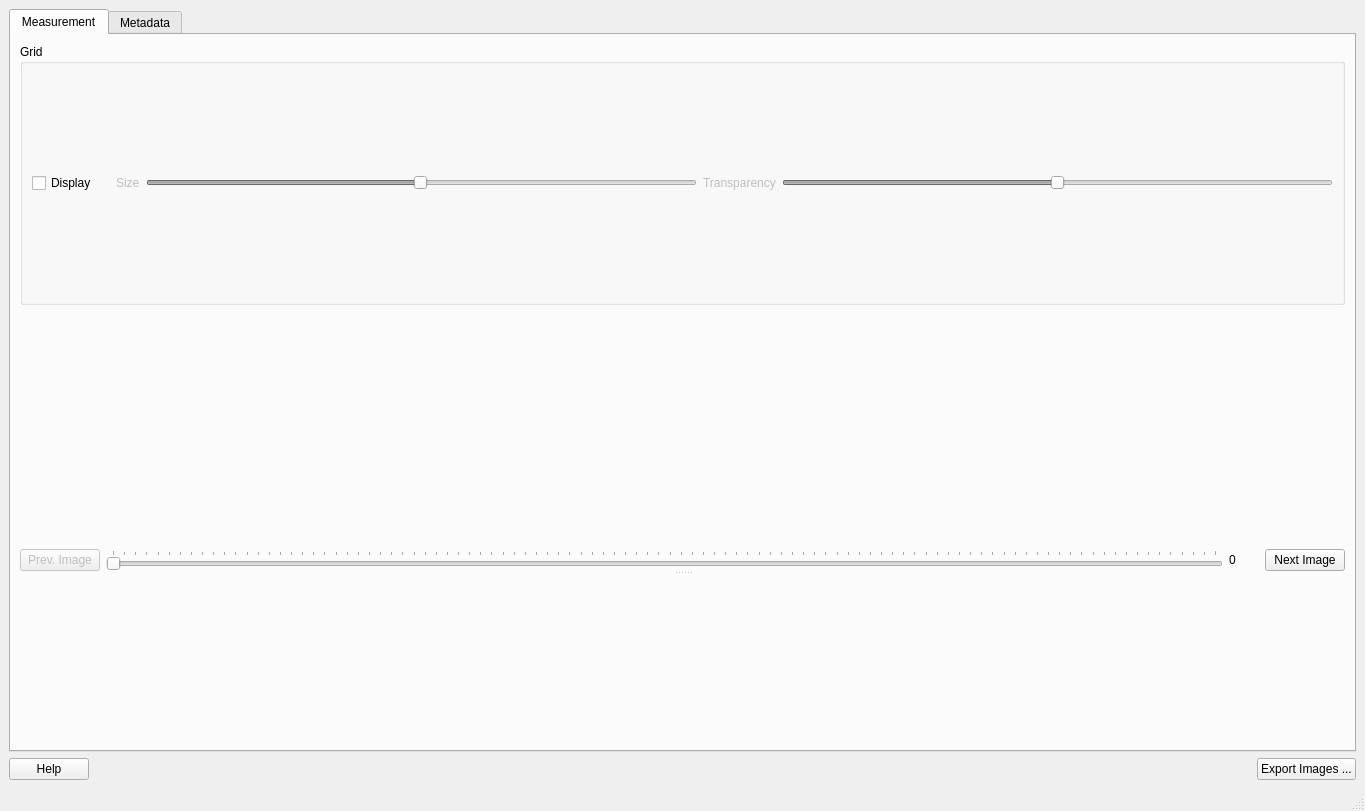
Above: ui/ui_metadata_overlapping_images.ui from neutronimaging/python_notebooks before the change. Below: the same form after it.
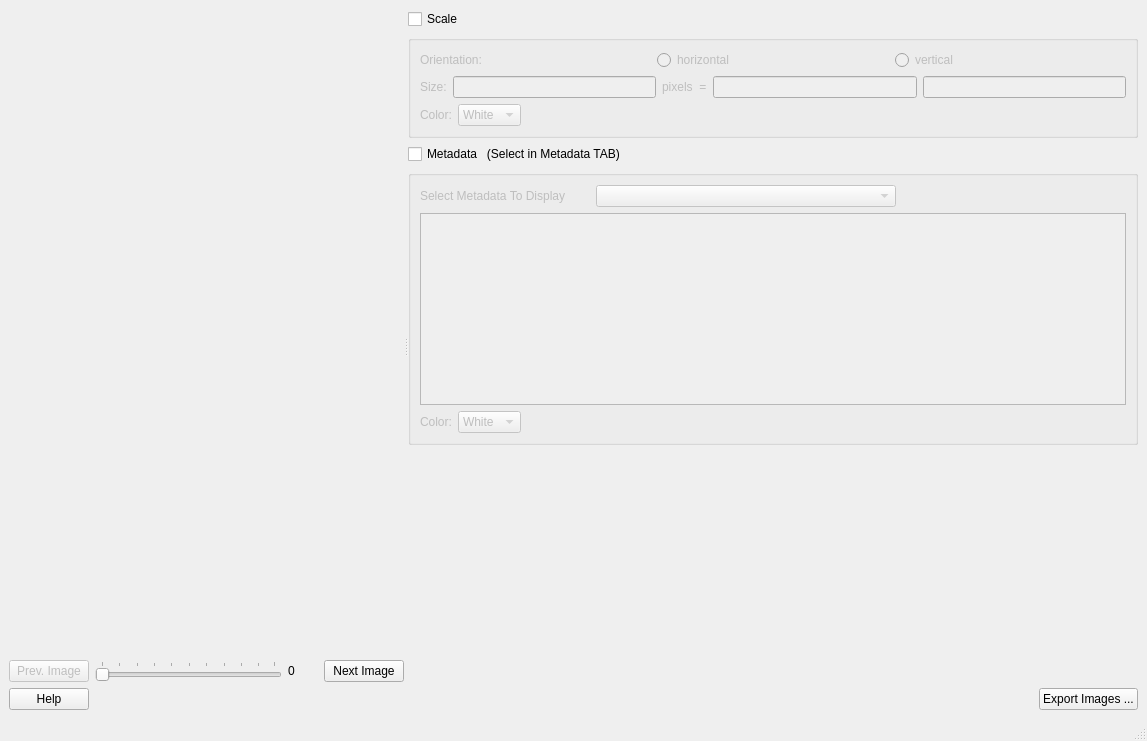
That is the form after the change.

Commit message: Designed ui of new metadata_overlapping_images

```diff
--- a/ui/ui_metadata_overlapping_images.ui
+++ b/ui/ui_metadata_overlapping_images.ui
@@ -6,8 +6,8 @@
    <rect>
     <x>0</x>
     <y>0</y>
-    <width>1365</width>
-    <height>811</height>
+    <width>1147</width>
+    <height>741</height>
    </rect>
   </property>
   <property name="minimumSize">
@@ -25,141 +25,28 @@
   <widget class="QWidget" name="centralwidget">
    <layout class="QVBoxLayout" name="verticalLayout_7">
     <item>
-     <widget class="QTabWidget" name="tabWidget">
-      <property name="currentIndex">
-       <number>0</number>
-      </property>
-      <widget class="QWidget" name="tab">
-       <attribute name="title">
-        <string>Measurement</string>
-       </attribute>
-       <layout class="QVBoxLayout" name="verticalLayout_4">
-        <item>
-         <widget class="QSplitter" name="splitter_2">
-          <property name="orientation">
-           <enum>Qt::Vertical</enum>
-          </property>
           <widget class="QSplitter" name="splitter">
            <property name="orientation">
             <enum>Qt::Horizontal</enum>
            </property>
-           <widget class="QWidget" name="layoutWidget">
+      <widget class="QWidget" name="">
             <layout class="QVBoxLayout" name="verticalLayout_3">
              <item>
-              <widget class="QGroupBox" name="groupBox">
-               <property name="title">
-                <string>Grid</string>
-               </property>
-               <layout class="QHBoxLayout" name="horizontalLayout_6">
+         <layout class="QHBoxLayout" name="horizontalLayout_7">
                 <item>
-                 <widget class="QCheckBox" name="grid_display_checkBox">
-                  <property name="maximumSize">
-                   <size>
-                    <width>70</width>
-                    <height>16777215</height>
-                   </size>
-                  </property>
-                  <property name="text">
-                   <string>Display</string>
-                  </property>
-                 </widget>
-                </item>
-                <item>
-                 <widget class="QLabel" name="label_4">
-                  <property name="text">
-                   <string/>
-                  </property>
-                 </widget>
-                </item>
-                <item>
-                 <widget class="QLabel" name="display_size_label">
-                  <property name="enabled">
-                   <bool>false</bool>
-                  </property>
-                  <property name="maximumSize">
-                   <size>
-                    <width>40</width>
-                    <height>16777215</height>
-                   </size>
-                  </property>
-                  <property name="text">
-                   <string>Size</string>
-                  </property>
-                 </widget>
-                </item>
-                <item>
-                 <widget class="QSlider" name="grid_size_slider">
-                  <property name="enabled">
-                   <bool>false</bool>
-                  </property>
+           <widget class="QWidget" name="pyqtgraph_widget" native="true">
                   <property name="sizePolicy">
-                   <sizepolicy hsizetype="Expanding" vsizetype="Fixed">
+             <sizepolicy hsizetype="Expanding" vsizetype="Expanding">
                     <horstretch>0</horstretch>
                     <verstretch>0</verstretch>
                    </sizepolicy>
                   </property>
-                  <property name="maximumSize">
-                   <size>
-                    <width>16777215</width>
-                    <height>16777215</height>
-                   </size>
-                  </property>
-                  <property name="minimum">
-                   <number>1</number>
-                  </property>
-                  <property name="maximum">
-                   <number>200</number>
-                  </property>
-                  <property name="value">
-                   <number>100</number>
-                  </property>
-                  <property name="orientation">
-                   <enum>Qt::Horizontal</enum>
-                  </property>
-                 </widget>
-                </item>
-                <item>
-                 <widget class="QLabel" name="display_transparency_label">
-                  <property name="enabled">
-                   <bool>false</bool>
-                  </property>
-                  <property name="text">
-                   <string>Transparency</string>
-                  </property>
-                 </widget>
-                </item>
-                <item>
-                 <widget class="QSlider" name="transparency_slider">
-                  <property name="enabled">
-                   <bool>false</bool>
-                  </property>
-                  <property name="maximum">
-                   <number>100</number>
-                  </property>
-                  <property name="value">
-                   <number>50</number>
-                  </property>
-                  <property name="orientation">
-                   <enum>Qt::Horizontal</enum>
-                  </property>
-                 </widget>
-                </item>
-               </layout>
-              </widget>
+           </widget>
+          </item>
+         </layout>
              </item>
              <item>
-              <layout class="QHBoxLayout" name="horizontalLayout_5">
-               <item>
-                <layout class="QVBoxLayout" name="verticalLayout_2">
-                 <item>
-                  <layout class="QHBoxLayout" name="horizontalLayout_2">
-                   <item>
-                    <widget class="QWidget" name="pyqtgraph_widget" native="true"/>
-                   </item>
-                  </layout>
-                 </item>
-                 <item>
-                  <layout class="QHBoxLayout" name="horizontalLayout_3">
+         <layout class="QHBoxLayout" name="horizontalLayout_8">
                    <item>
                     <widget class="QPushButton" name="previous_image_button">
                      <property name="enabled">
@@ -218,21 +105,154 @@
                   </layout>
                  </item>
                 </layout>
-               </item>
+      </widget>
+      <widget class="QWidget" name="">
+       <layout class="QVBoxLayout" name="verticalLayout_6">
+        <item>
+         <layout class="QVBoxLayout" name="verticalLayout_4">
+          <item>
+           <widget class="QCheckBox" name="checkBox">
+            <property name="text">
+             <string>Scale</string>
+            </property>
+           </widget>
+          </item>
+          <item>
+           <widget class="QGroupBox" name="groupBox">
+            <property name="enabled">
+             <bool>false</bool>
+            </property>
+            <property name="title">
+             <string/>
+            </property>
+            <layout class="QVBoxLayout" name="verticalLayout_2">
+             <item>
+              <layout class="QHBoxLayout" name="horizontalLayout_2">
+               <item>
+                <widget class="QLabel" name="label_2">
+                 <property name="text">
+                  <string>Orientation:</string>
+                 </property>
+                </widget>
+               </item>
+               <item>
+                <widget class="QRadioButton" name="radioButton">
+                 <property name="text">
+                  <string>horizontal</string>
+                 </property>
+                </widget>
+               </item>
+               <item>
+                <widget class="QRadioButton" name="radioButton_2">
+                 <property name="text">
+                  <string>vertical</string>
+                 </property>
+                </widget>
+               </item>
               </layout>
              </item>
-            </layout>
-           </widget>
-          </widget>
-          <widget class="QWidget" name="profile_widget" native="true"/>
+             <item>
+              <layout class="QHBoxLayout" name="horizontalLayout_3">
+               <item>
+                <widget class="QLabel" name="label_3">
+                 <property name="text">
+                  <string>Size:</string>
+                 </property>
+                </widget>
+               </item>
+               <item>
+                <widget class="QLineEdit" name="lineEdit"/>
+               </item>
+               <item>
+                <widget class="QLabel" name="label_4">
+                 <property name="text">
+                  <string>pixels  =</string>
+                 </property>
+                </widget>
+               </item>
+               <item>
+                <widget class="QLineEdit" name="lineEdit_2"/>
+               </item>
+               <item>
+                <widget class="QLineEdit" name="lineEdit_3"/>
+               </item>
+              </layout>
+             </item>
+             <item>
+              <layout class="QHBoxLayout" name="horizontalLayout_5">
+               <item>
+                <widget class="QLabel" name="label_5">
+                 <property name="text">
+                  <string>Color:</string>
+                 </property>
+                </widget>
+               </item>
+               <item>
+                <widget class="QComboBox" name="comboBox_2">
+                 <item>
+                  <property name="text">
+                   <string>White</string>
+                  </property>
+                 </item>
+                 <item>
+                  <property name="text">
+                   <string>Red</string>
+                  </property>
+                 </item>
+                 <item>
+                  <property name="text">
+                   <string>Blue</string>
+                  </property>
+                 </item>
+                 <item>
+                  <property name="text">
+                   <string>Green</string>
+                  </property>
+                 </item>
+                 <item>
+                  <property name="text">
+                   <string>Black</string>
+                  </property>
+                 </item>
+                </widget>
+               </item>
+               <item>
+                <spacer name="horizontalSpacer_3">
+                 <property name="orientation">
+                  <enum>Qt::Horizontal</enum>
+                 </property>
+                 <property name="sizeHint" stdset="0">
+                  <size>
+                   <width>40</width>
+                   <height>20</height>
+                  </size>
+                 </property>
+                </spacer>
+               </item>
+              </layout>
+             </item>
+            </layout>
          </widget>
         </item>
        </layout>
-      </widget>
-      <widget class="QWidget" name="tab_2">
-       <attribute name="title">
-        <string>Metadata</string>
-       </attribute>
+        </item>
+        <item>
+         <layout class="QVBoxLayout" name="verticalLayout_5">
+          <item>
+           <widget class="QCheckBox" name="checkBox_2">
+            <property name="text">
+             <string>Metadata   (Select in Metadata TAB)</string>
+            </property>
+           </widget>
+          </item>
+          <item>
+           <widget class="QGroupBox" name="groupBox_2">
+            <property name="enabled">
+             <bool>false</bool>
+            </property>
+            <property name="title">
+             <string/>
+            </property>
        <layout class="QVBoxLayout" name="verticalLayout">
         <item>
          <layout class="QHBoxLayout" name="horizontalLayout_4">
@@ -281,32 +301,78 @@
          </layout>
         </item>
         <item>
-         <widget class="QTableWidget" name="metadata_table">
-          <property name="alternatingRowColors">
-           <bool>true</bool>
-          </property>
-          <property name="selectionMode">
-           <enum>QAbstractItemView::SingleSelection</enum>
-          </property>
-          <property name="selectionBehavior">
-           <enum>QAbstractItemView::SelectRows</enum>
-          </property>
-          <column>
+              <widget class="QTableWidget" name="tableWidget"/>
+             </item>
+             <item>
+              <layout class="QHBoxLayout" name="horizontalLayout_6">
+               <item>
+                <widget class="QLabel" name="label_6">
+                 <property name="text">
+                  <string>Color:</string>
+                 </property>
+                </widget>
+               </item>
+               <item>
+                <widget class="QComboBox" name="comboBox_3">
+                 <item>
+                  <property name="text">
+                   <string>White</string>
+                  </property>
+                 </item>
+                 <item>
+                  <property name="text">
+                   <string>Red</string>
+                  </property>
+                 </item>
+                 <item>
            <property name="text">
-            <string>Files Name</string>
-           </property>
-          </column>
-          <column>
+                   <string>Blue</string>
+                  </property>
+                 </item>
+                 <item>
            <property name="text">
-            <string>Time Stamp</string>
-           </property>
-          </column>
-          <column>
+                   <string>Green</string>
+                  </property>
+                 </item>
+                 <item>
            <property name="text">
-            <string>Relative Time (s)</string>
-           </property>
-          </column>
-         </widget>
+                   <string>Black</string>
+                  </property>
+                 </item>
+                </widget>
+               </item>
+               <item>
+                <spacer name="horizontalSpacer_4">
+                 <property name="orientation">
+                  <enum>Qt::Horizontal</enum>
+                 </property>
+                 <property name="sizeHint" stdset="0">
+                  <size>
+                   <width>40</width>
+                   <height>20</height>
+                  </size>
+                 </property>
+                </spacer>
+               </item>
+              </layout>
+             </item>
+            </layout>
+           </widget>
+          </item>
+         </layout>
+        </item>
+        <item>
+         <spacer name="verticalSpacer">
+          <property name="orientation">
+           <enum>Qt::Vertical</enum>
+          </property>
+          <property name="sizeHint" stdset="0">
+           <size>
+            <width>20</width>
+            <height>40</height>
+           </size>
+          </property>
+         </spacer>
         </item>
        </layout>
       </widget>
@@ -350,7 +416,7 @@
     <rect>
      <x>0</x>
      <y>0</y>
-     <width>1365</width>
+     <width>1147</width>
      <height>22</height>
     </rect>
    </property>
```
Left out of the diff: 176 changed lines with no effect on the pictures. Lines whose indentation alone changed are shown as unchanged. The commit also changes 4 other files.
